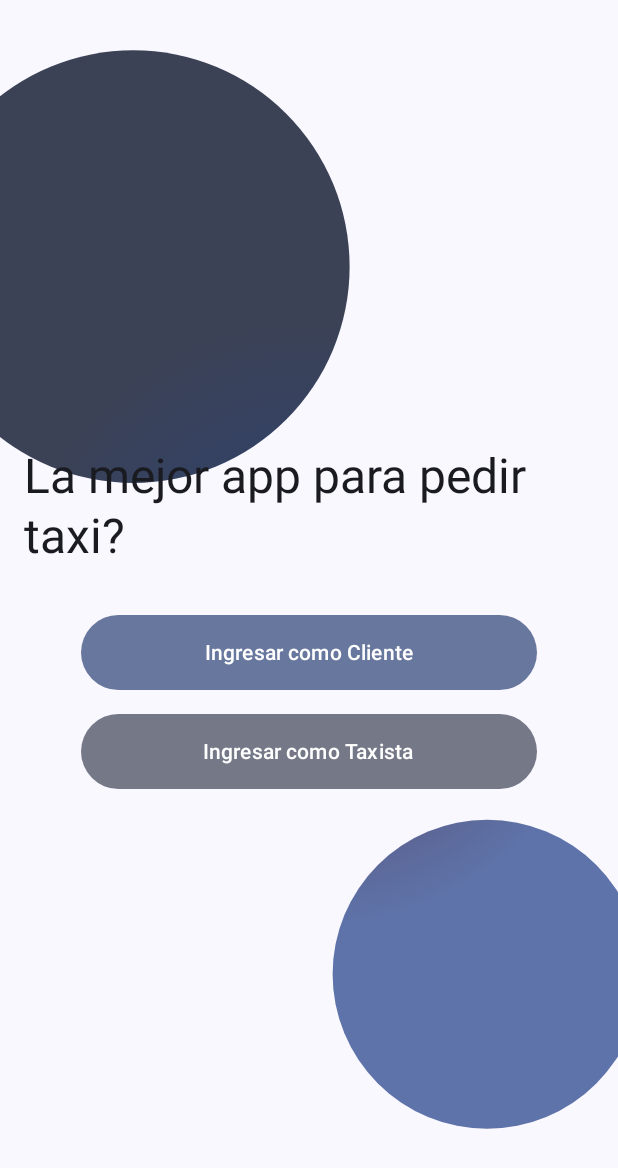
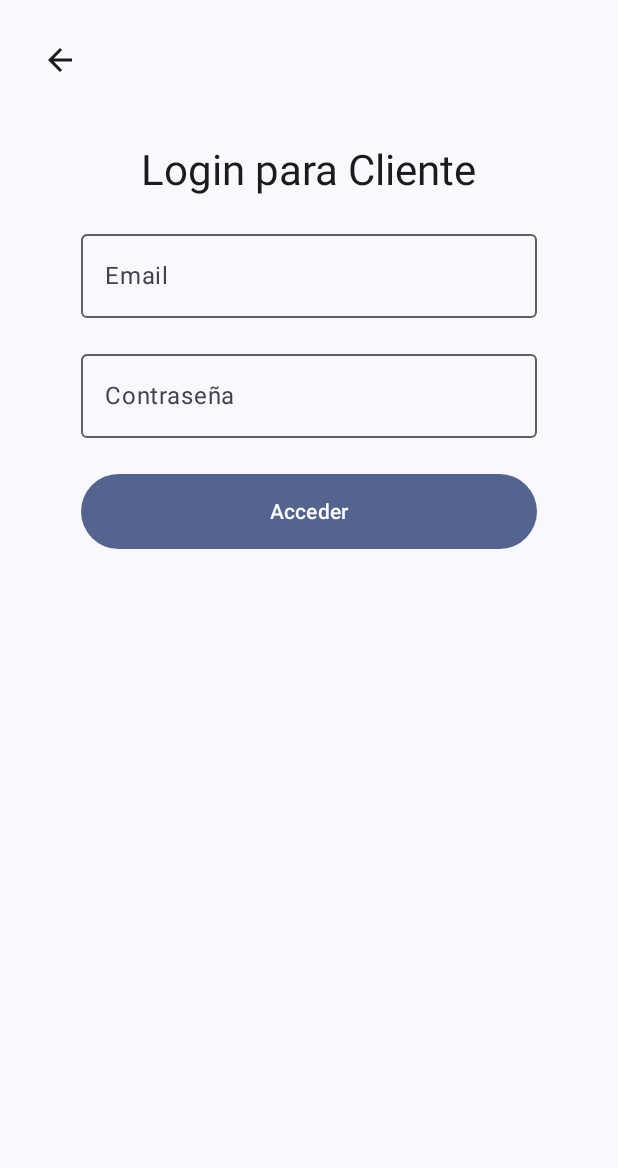
Before and after one commit to yoiberdev/UberClone, an Android app built with Jetpack Compose: the screen it shows after launch (MainActivity), after a tap on "Ingresar como Cliente", on a phone screen of 412 x 824 dp. Shown: the top 1168 px of the screen. Run offline under Robolectric (Android 15) with nearby library versions, the phone set to English and light mode, and no system bars.

Commit message:
Diseño animado de pantalla login

```diff
--- a/app/build.gradle.kts
+++ b/app/build.gradle.kts
@@ -49,6 +49,7 @@ dependencies {
     implementation(libs.androidx.ui.graphics)
     implementation(libs.androidx.ui.tooling.preview)
     implementation(libs.androidx.material3)
+    implementation(libs.androidx.navigation.compose)
     testImplementation(libs.junit)
     androidTestImplementation(libs.androidx.junit)
     androidTestImplementation(libs.androidx.espresso.core)
--- a/app/src/main/java/com/yoiberdev/uberclone/MainActivity.kt
+++ b/app/src/main/java/com/yoiberdev/uberclone/MainActivity.kt
@@ -4,25 +4,11 @@ import android.os.Bundle
 import androidx.activity.ComponentActivity
 import androidx.activity.compose.setContent
 import androidx.activity.enableEdgeToEdge
-import androidx.compose.animation.AnimatedVisibility
-import androidx.compose.animation.core.LinearEasing
-import androidx.compose.animation.core.RepeatMode
-import androidx.compose.animation.core.animateFloat
-import androidx.compose.animation.core.infiniteRepeatable
-import androidx.compose.animation.core.rememberInfiniteTransition
-import androidx.compose.animation.core.tween
-import androidx.compose.animation.fadeIn
-import androidx.compose.animation.slideInVertically
-import androidx.compose.foundation.Canvas
-import androidx.compose.foundation.layout.*
-import androidx.compose.material3.*
-import androidx.compose.runtime.*
-import androidx.compose.ui.Alignment
+import androidx.compose.foundation.layout.fillMaxSize
+import androidx.compose.foundation.layout.padding
+import androidx.compose.material3.Scaffold
 import androidx.compose.ui.Modifier
-import androidx.compose.ui.geometry.Offset
-import androidx.compose.ui.graphics.Brush
-import androidx.compose.ui.tooling.preview.Preview
-import androidx.compose.ui.unit.dp
+import com.yoiberdev.uberclone.ui.navigation.NavGraph
 import com.yoiberdev.uberclone.ui.theme.UberCloneTheme
 
 class MainActivity : ComponentActivity() {
@@ -32,117 +18,10 @@ class MainActivity : ComponentActivity() {
         setContent {
             UberCloneTheme {
                 Scaffold(modifier = Modifier.fillMaxSize()) { innerPadding ->
-                    WelcomeScreen(modifier = Modifier.padding(innerPadding))
+                    // Se invoca el gráfico de navegación en lugar de llamar directamente a WelcomeScreen
+                    NavGraph(modifier = Modifier.padding(innerPadding))
                 }
             }
         }
     }
 }
-
-@Composable
-fun FloatingShapesBackground(modifier: Modifier = Modifier) {
-    val infiniteTransition = rememberInfiniteTransition()
-    val offset1 by infiniteTransition.animateFloat(
-        initialValue = 0.2f,
-        targetValue = 0.3f,
-        animationSpec = infiniteRepeatable(
-            animation = tween(durationMillis = 3000, easing = LinearEasing),
-            repeatMode = RepeatMode.Reverse
-        )
-    )
-    val offset2 by infiniteTransition.animateFloat(
-        initialValue = 0.7f,
-        targetValue = 0.8f,
-        animationSpec = infiniteRepeatable(
-            animation = tween(durationMillis = 4000, easing = LinearEasing),
-            repeatMode = RepeatMode.Reverse
-        )
-    )
-
-    // Capturamos los colores fuera del lambda de Canvas
-    val colorScheme = MaterialTheme.colorScheme
-
-    Canvas(modifier = modifier.fillMaxSize()) {
-        // Primer círculo flotante
-        val circleBrush1 = Brush.radialGradient(
-            colors = listOf(colorScheme.primary, colorScheme.secondary)
-        )
-        drawCircle(
-            brush = circleBrush1,
-            radius = size.minDimension * 0.35f,
-            center = Offset(x = offset1 * size.width, y = offset1 * size.height)
-        )
-        // Segundo círculo flotante
-        val circleBrush2 = Brush.radialGradient(
-            colors = listOf(colorScheme.tertiary, colorScheme.primaryContainer)
-        )
-        drawCircle(
-            brush = circleBrush2,
-            radius = size.minDimension * 0.25f,
-            center = Offset(x = offset2 * size.width, y = offset2 * size.height)
-        )
-    }
-}
-
-@Composable
-fun WelcomeScreen(modifier: Modifier = Modifier) {
-    var visible by remember { mutableStateOf(false) }
-    LaunchedEffect(Unit) { visible = true }
-    Box(modifier = modifier.fillMaxSize()) {
-        FloatingShapesBackground()
-        AnimatedVisibility(
-            visible = visible,
-            enter = fadeIn(animationSpec = tween(1000)) +
-                    slideInVertically(
-                        initialOffsetY = { it / 2 },
-                        animationSpec = tween(1000)
-                    ),
-            modifier = Modifier.fillMaxSize()
-        ) {
-            Column(
-                modifier = Modifier
-                    .fillMaxSize()
-                    .padding(16.dp),
-                horizontalAlignment = Alignment.CenterHorizontally,
-                verticalArrangement = Arrangement.Center
-            ) {
-                Text(
-                    text = "La mejor app para pedir taxi?",
-                    style = MaterialTheme.typography.headlineLarge
-                )
-                Spacer(modifier = Modifier.height(32.dp))
-                Button(
-                    onClick = { /* Acción para login de cliente */ },
-                    modifier = Modifier
-                        .fillMaxWidth(0.8f)
-                        .height(50.dp),
-                    colors = ButtonDefaults.buttonColors(
-                        containerColor = MaterialTheme.colorScheme.primary.copy(alpha = 0.7f)
-                    )
-                ) {
-                    Text(text = "Ingresar como Cliente")
-                }
-                Spacer(modifier = Modifier.height(16.dp))
-                Button(
-                    onClick = { /* Acción para login de taxista */ },
-                    modifier = Modifier
-                        .fillMaxWidth(0.8f)
-                        .height(50.dp),
-                    colors = ButtonDefaults.buttonColors(
-                        containerColor = MaterialTheme.colorScheme.secondary.copy(alpha = 0.7f)
-                    )
-                ) {
-                    Text(text = "Ingresar como Taxista")
-                }
-            }
-        }
-    }
-}
-
-@Preview(showBackground = true)
-@Composable
-fun WelcomeScreenPreview() {
-    UberCloneTheme {
-        WelcomeScreen()
-    }
-}
--- /dev/null
+++ b/app/src/main/java/com/yoiberdev/uberclone/ui/navigation/NavGraph.kt
@@ -0,0 +1,40 @@
+package com.yoiberdev.uberclone.ui.navigation
+
+import androidx.compose.runtime.Composable
+import androidx.compose.ui.Modifier
+import androidx.navigation.compose.NavHost
+import androidx.navigation.compose.composable
+import androidx.navigation.compose.rememberNavController
+import com.yoiberdev.uberclone.ui.screens.WelcomeScreen
+import com.yoiberdev.uberclone.ui.screens.LoginScreen
+
+@Composable
+fun NavGraph(modifier: Modifier = Modifier) {
+    val navController = rememberNavController()
+    NavHost(navController = navController, startDestination = "welcome", modifier = modifier) {
+        composable("welcome") {
+            WelcomeScreen(
+                onClienteLogin = { navController.navigate("login_cliente") },
+                onTaxistaLogin = { navController.navigate("login_taxista") }
+            )
+        }
+        composable("login_cliente") {
+            LoginScreen(
+                role = "Cliente",
+                onBack = { navController.popBackStack() },
+                onLoginSuccess = {
+                    // Acción post login para Cliente
+                }
+            )
+        }
+        composable("login_taxista") {
+            LoginScreen(
+                role = "Taxista",
+                onBack = { navController.popBackStack() },
+                onLoginSuccess = {
+                    // Acción post login para Taxista
+                }
+            )
+        }
+    }
+}
--- /dev/null
+++ b/app/src/main/java/com/yoiberdev/uberclone/ui/screens/LoginScreen.kt
@@ -0,0 +1,113 @@
+package com.yoiberdev.uberclone.ui.screens
+
+import androidx.compose.animation.AnimatedVisibility
+import androidx.compose.animation.fadeIn
+import androidx.compose.animation.fadeOut
+import androidx.compose.animation.slideInHorizontally
+import androidx.compose.animation.slideOutHorizontally
+import androidx.compose.animation.core.tween
+import androidx.compose.foundation.layout.Arrangement
+import androidx.compose.foundation.layout.Column
+import androidx.compose.foundation.layout.Row
+import androidx.compose.foundation.layout.Spacer
+import androidx.compose.foundation.layout.fillMaxSize
+import androidx.compose.foundation.layout.fillMaxWidth
+import androidx.compose.foundation.layout.height
+import androidx.compose.foundation.layout.padding
+import androidx.compose.material3.Button
+import androidx.compose.material3.ButtonDefaults
+import androidx.compose.material3.Icon
+import androidx.compose.material3.IconButton
+import androidx.compose.material3.MaterialTheme
+import androidx.compose.material3.OutlinedTextField
+import androidx.compose.material3.Text
+import androidx.compose.material.icons.Icons
+import androidx.compose.material.icons.filled.ArrowBack
+import androidx.compose.runtime.Composable
+import androidx.compose.runtime.LaunchedEffect
+import androidx.compose.runtime.mutableStateOf
+import androidx.compose.runtime.remember
+import androidx.compose.runtime.getValue
+import androidx.compose.runtime.setValue
+import androidx.compose.ui.Alignment
+import androidx.compose.ui.Modifier
+import androidx.compose.ui.unit.dp
+
+@Composable
+fun LoginScreen(
+    role: String,
+    onBack: () -> Unit,
+    onLoginSuccess: () -> Unit
+) {
+    var email by remember { mutableStateOf("") }
+    var password by remember { mutableStateOf("") }
+    var visible by remember { mutableStateOf(false) }
+
+    LaunchedEffect(Unit) { visible = true }
+
+    AnimatedVisibility(
+        visible = visible,
+        enter = fadeIn(animationSpec = tween(600)) +
+                slideInHorizontally(
+                    initialOffsetX = { it / 2 },
+                    animationSpec = tween(600)
+                ),
+        exit = fadeOut(animationSpec = tween(600)) +
+                slideOutHorizontally(
+                    targetOffsetX = { it / 2 },
+                    animationSpec = tween(600)
+                )
+    ) {
+        Column(
+            modifier = Modifier
+                .fillMaxSize()
+                .padding(16.dp),
+            verticalArrangement = Arrangement.Top,
+            horizontalAlignment = Alignment.CenterHorizontally
+        ) {
+            // Fila superior con botón de retroceso
+            Row(
+                modifier = Modifier.fillMaxWidth(),
+                verticalAlignment = Alignment.CenterVertically
+            ) {
+                IconButton(onClick = onBack) {
+                    Icon(
+                        imageVector = Icons.Filled.ArrowBack,
+                        contentDescription = "Retroceder"
+                    )
+                }
+            }
+            Spacer(modifier = Modifier.height(16.dp))
+            Text(
+                text = "Login para $role",
+                style = MaterialTheme.typography.headlineMedium,
+                modifier = Modifier.padding(vertical = 16.dp)
+            )
+            OutlinedTextField(
+                value = email,
+                onValueChange = { email = it },
+                label = { Text("Email") },
+                modifier = Modifier.fillMaxWidth(0.8f)
+            )
+            Spacer(modifier = Modifier.height(16.dp))
+            OutlinedTextField(
+                value = password,
+                onValueChange = { password = it },
+                label = { Text("Contraseña") },
+                modifier = Modifier.fillMaxWidth(0.8f)
+            )
+            Spacer(modifier = Modifier.height(24.dp))
+            Button(
+                onClick = onLoginSuccess,
+                modifier = Modifier
+                    .fillMaxWidth(0.8f)
+                    .height(50.dp),
+                colors = ButtonDefaults.buttonColors(
+                    containerColor = MaterialTheme.colorScheme.primary.copy(alpha = 0.8f)
+                )
+            ) {
+                Text(text = "Acceder")
+            }
+        }
+    }
+}
--- /dev/null
+++ b/app/src/main/java/com/yoiberdev/uberclone/ui/screens/WelcomeScreen.kt
@@ -0,0 +1,123 @@
+package com.yoiberdev.uberclone.ui.screens
+
+import androidx.compose.animation.AnimatedVisibility
+import androidx.compose.animation.core.LinearEasing
+import androidx.compose.animation.core.RepeatMode
+import androidx.compose.animation.core.animateFloat
+import androidx.compose.animation.core.infiniteRepeatable
+import androidx.compose.animation.core.rememberInfiniteTransition
+import androidx.compose.animation.core.tween
+import androidx.compose.animation.fadeIn
+import androidx.compose.animation.slideInVertically
+import androidx.compose.foundation.Canvas
+import androidx.compose.foundation.layout.*
+import androidx.compose.material3.Button
+import androidx.compose.material3.ButtonDefaults
+import androidx.compose.material3.MaterialTheme
+import androidx.compose.material3.Text
+import androidx.compose.runtime.*
+import androidx.compose.ui.Alignment
+import androidx.compose.ui.Modifier
+import androidx.compose.ui.geometry.Offset
+import androidx.compose.ui.graphics.Brush
+import androidx.compose.ui.unit.dp
+
+@Composable
+fun WelcomeScreen(
+    modifier: Modifier = Modifier,
+    onClienteLogin: () -> Unit,
+    onTaxistaLogin: () -> Unit
+) {
+    var visible by remember { mutableStateOf(false) }
+    LaunchedEffect(Unit) { visible = true }
+    Box(modifier = modifier.fillMaxSize()) {
+        FloatingShapesBackground()
+        AnimatedVisibility(
+            visible = visible,
+            enter = fadeIn(animationSpec = tween(1000)) +
+                    slideInVertically(
+                        initialOffsetY = { it / 2 },
+                        animationSpec = tween(1000)
+                    ),
+            modifier = Modifier.fillMaxSize()
+        ) {
+            Column(
+                modifier = Modifier
+                    .fillMaxSize()
+                    .padding(16.dp),
+                horizontalAlignment = Alignment.CenterHorizontally,
+                verticalArrangement = Arrangement.Center
+            ) {
+                Text(
+                    text = "La mejor app para pedir taxi?",
+                    style = MaterialTheme.typography.headlineLarge
+                )
+                Spacer(modifier = Modifier.height(32.dp))
+                Button(
+                    onClick = onClienteLogin,
+                    modifier = Modifier
+                        .fillMaxWidth(0.8f)
+                        .height(50.dp),
+                    colors = ButtonDefaults.buttonColors(
+                        containerColor = MaterialTheme.colorScheme.primary.copy(alpha = 0.7f)
+                    )
+                ) {
+                    Text(text = "Ingresar como Cliente")
+                }
+                Spacer(modifier = Modifier.height(16.dp))
+                Button(
+                    onClick = onTaxistaLogin,
+                    modifier = Modifier
+                        .fillMaxWidth(0.8f)
+                        .height(50.dp),
+                    colors = ButtonDefaults.buttonColors(
+                        containerColor = MaterialTheme.colorScheme.secondary.copy(alpha = 0.7f)
+                    )
+                ) {
+                    Text(text = "Ingresar como Taxista")
+                }
+            }
+        }
+    }
+}
+
+@Composable
+fun FloatingShapesBackground(modifier: Modifier = Modifier) {
+    val infiniteTransition = rememberInfiniteTransition()
+    val offset1 by infiniteTransition.animateFloat(
+        initialValue = 0.2f,
+        targetValue = 0.3f,
+        animationSpec = infiniteRepeatable(
+            animation = tween(durationMillis = 3000, easing = LinearEasing),
+            repeatMode = RepeatMode.Reverse
+        )
+    )
+    val offset2 by infiniteTransition.animateFloat(
+        initialValue = 0.7f,
+        targetValue = 0.8f,
+        animationSpec = infiniteRepeatable(
+            animation = tween(durationMillis = 4000, easing = LinearEasing),
+            repeatMode = RepeatMode.Reverse
+        )
+    )
+    val colorScheme = MaterialTheme.colorScheme
+
+    Canvas(modifier = modifier.fillMaxSize()) {
+        val circleBrush1 = Brush.radialGradient(
+            colors = listOf(colorScheme.primary, colorScheme.secondary)
+        )
+        drawCircle(
+            brush = circleBrush1,
+            radius = size.minDimension * 0.35f,
+            center = Offset(x = offset1 * size.width, y = offset1 * size.height)
+        )
+        val circleBrush2 = Brush.radialGradient(
+            colors = listOf(colorScheme.tertiary, colorScheme.primaryContainer)
+        )
+        drawCircle(
+            brush = circleBrush2,
+            radius = size.minDimension * 0.25f,
+            center = Offset(x = offset2 * size.width, y = offset2 * size.height)
+        )
+    }
+}
--- a/gradle/libs.versions.toml
+++ b/gradle/libs.versions.toml
@@ -8,6 +8,7 @@ espressoCore = "3.6.1"
 lifecycleRuntimeKtx = "2.8.7"
 activityCompose = "1.10.0"
 composeBom = "2024.04.01"
+navigationCompose = "2.8.6"
 
 [libraries]
 androidx-core-ktx = { group = "androidx.core", name = "core-ktx", version.ref = "coreKtx" }
@@ -24,6 +25,7 @@ androidx-ui-tooling-preview = { group = "androidx.compose.ui", name = "ui-toolin
 androidx-ui-test-manifest = { group = "androidx.compose.ui", name = "ui-test-manifest" }
 androidx-ui-test-junit4 = { group = "androidx.compose.ui", name = "ui-test-junit4" }
 androidx-material3 = { group = "androidx.compose.material3", name = "material3" }
+androidx-navigation-compose = { group = "androidx.navigation", name = "navigation-compose", version.ref = "navigationCompose" }
 
 [plugins]
 android-application = { id = "com.android.application", version.ref = "agp" }
```
